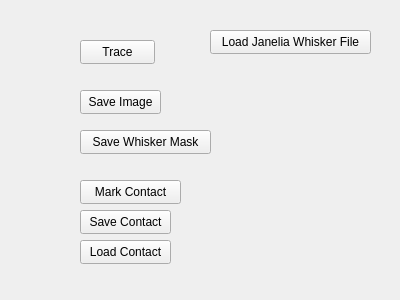
Above: src/WhiskerToolbox/Whisker_Widget/Whisker_Widget.ui from paulmthompson/WhiskerToolbox before the change. Below: the same form after it.
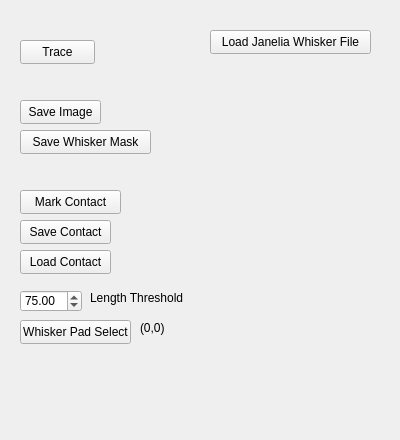
That is the form after the change.

Commit message: whisker pad selection interface

What changed in the file:
```diff
--- a/src/WhiskerToolbox/Whisker_Widget/Whisker_Widget.ui
+++ b/src/WhiskerToolbox/Whisker_Widget/Whisker_Widget.ui
@@ -7,7 +7,7 @@
     <x>0</x>
     <y>0</y>
     <width>400</width>
-    <height>300</height>
+    <height>440</height>
    </rect>
   </property>
   <property name="windowTitle">
@@ -16,7 +16,7 @@
   <widget class="QPushButton" name="trace_button">
    <property name="geometry">
     <rect>
-     <x>80</x>
+     <x>20</x>
      <y>40</y>
      <width>75</width>
      <height>24</height>
@@ -29,8 +29,8 @@
   <widget class="QPushButton" name="save_image">
    <property name="geometry">
     <rect>
-     <x>80</x>
-     <y>90</y>
+     <x>20</x>
+     <y>100</y>
      <width>81</width>
      <height>24</height>
     </rect>
@@ -42,7 +42,7 @@
   <widget class="QPushButton" name="save_whisker_mask">
    <property name="geometry">
     <rect>
-     <x>80</x>
+     <x>20</x>
      <y>130</y>
      <width>131</width>
      <height>24</height>
@@ -55,8 +55,8 @@
   <widget class="QPushButton" name="contact_button">
    <property name="geometry">
     <rect>
-     <x>80</x>
-     <y>180</y>
+     <x>20</x>
+     <y>190</y>
      <width>101</width>
      <height>24</height>
     </rect>
@@ -68,8 +68,8 @@
   <widget class="QPushButton" name="save_contact_button">
    <property name="geometry">
     <rect>
-     <x>80</x>
-     <y>210</y>
+     <x>20</x>
+     <y>220</y>
      <width>91</width>
      <height>24</height>
     </rect>
@@ -81,8 +81,8 @@
   <widget class="QPushButton" name="load_contact_button">
    <property name="geometry">
     <rect>
-     <x>80</x>
-     <y>240</y>
+     <x>20</x>
+     <y>250</y>
      <width>91</width>
      <height>24</height>
     </rect>
@@ -104,6 +104,61 @@
     <string>Load Janelia Whisker File</string>
    </property>
   </widget>
+  <widget class="QDoubleSpinBox" name="length_threshold_spinbox">
+   <property name="geometry">
+    <rect>
+     <x>20</x>
+     <y>290</y>
+     <width>62</width>
+     <height>22</height>
+    </rect>
+   </property>
+   <property name="maximum">
+    <double>600.000000000000000</double>
+   </property>
+   <property name="value">
+    <double>75.000000000000000</double>
+   </property>
+  </widget>
+  <widget class="QLabel" name="label">
+   <property name="geometry">
+    <rect>
+     <x>90</x>
+     <y>290</y>
+     <width>111</width>
+     <height>16</height>
+    </rect>
+   </property>
+   <property name="text">
+    <string>Length Threshold</string>
+   </property>
+  </widget>
+  <widget class="QPushButton" name="whisker_pad_select">
+   <property name="geometry">
+    <rect>
+     <x>20</x>
+     <y>320</y>
+     <width>111</width>
+     <height>24</height>
+    </rect>
+   </property>
+   <property name="text">
+    <string>Whisker Pad Select</string>
+   </property>
+  </widget>
+  <widget class="QLabel" name="whisker_pad_pos_label">
+   <property name="geometry">
+    <rect>
+     <x>140</x>
+     <y>320</y>
+     <width>71</width>
+     <height>16</height>
+    </rect>
+   </property>
+   <property name="text">
+    <string>(0,0)</string>
+   </property>
+  </widget>
  </widget>
  <resources/>
  <connections/>
```
The commit also changes 2 other files.
